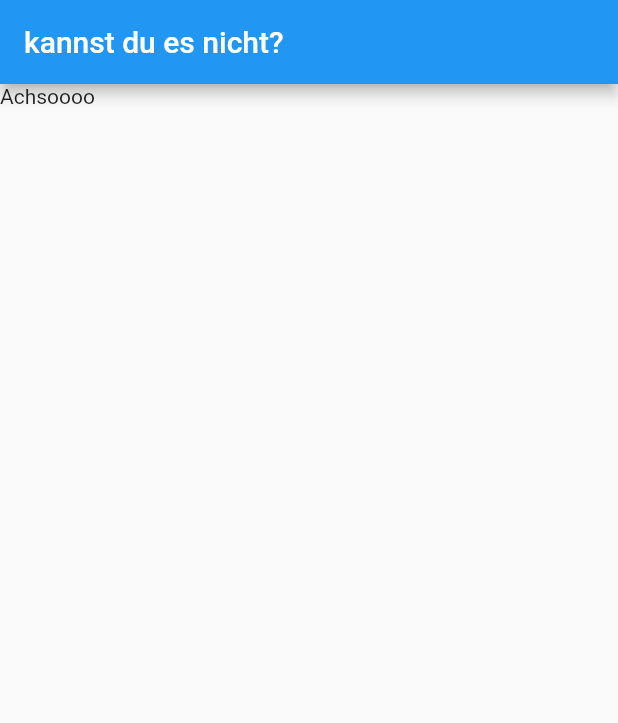
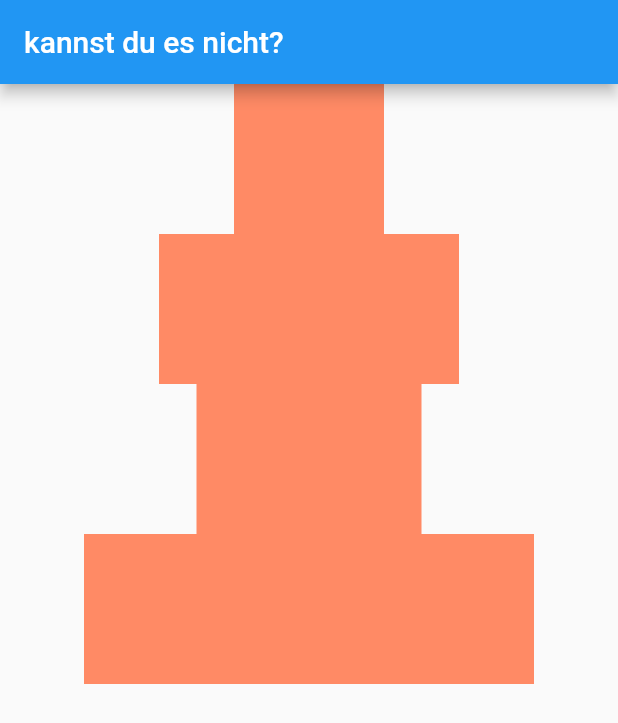
Before and after one commit to FermainPariz/TODO-APP, a Flutter app: the screen it shows after launch, on a phone screen of 412 x 824 dp. Shown: the top 723 px of the screen. Run offline on Flutter 3.47's test engine with Material 2 defaults, Android fonts, the phone set to English and light mode, and no system bars.

Commit message:
Kleines Programm um Kästen von TODO List anzuzeigen

```diff
--- a/todo_app/lib/main.dart
+++ b/todo_app/lib/main.dart
@@ -1,4 +1,5 @@
 import 'package:flutter/material.dart';
+import 'package:flutter/services.dart';
 
 void main() => runApp(MaterialApp(home: ToDo()));
 
@@ -6,9 +7,19 @@ class ToDo extends StatelessWidget {
   @override
   Widget build(BuildContext context) {
     return Scaffold(
-        appBar: AppBar(
-          title: Text('kannst du es nicht?'),
+      appBar: AppBar(
+        title: Text('kannst du es nicht?'),
+      ),
+      body: Center(
+        child: Column(
+          children: <Widget>[
+            Container(width: 100, height: 100, color: Colors.deepOrange[300]),
+            Container(width: 200, height: 100, color: Colors.deepOrange[300]),
+            Container(width: 150, height: 100, color: Colors.deepOrange[300]),
+            Container(width: 300, height: 100, color: Colors.deepOrange[300]),
+          ],
         ),
-        body: Text('Achsoooo'));
+      ),
+    );
   }
 }
```
